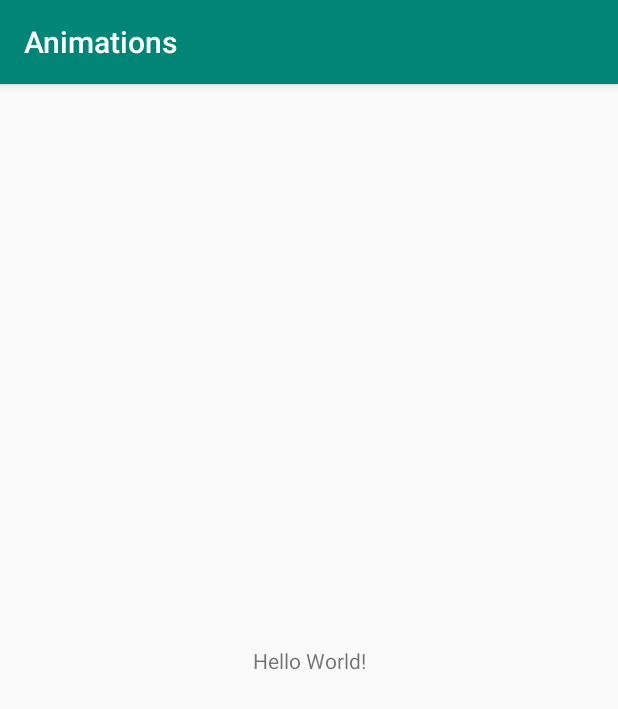
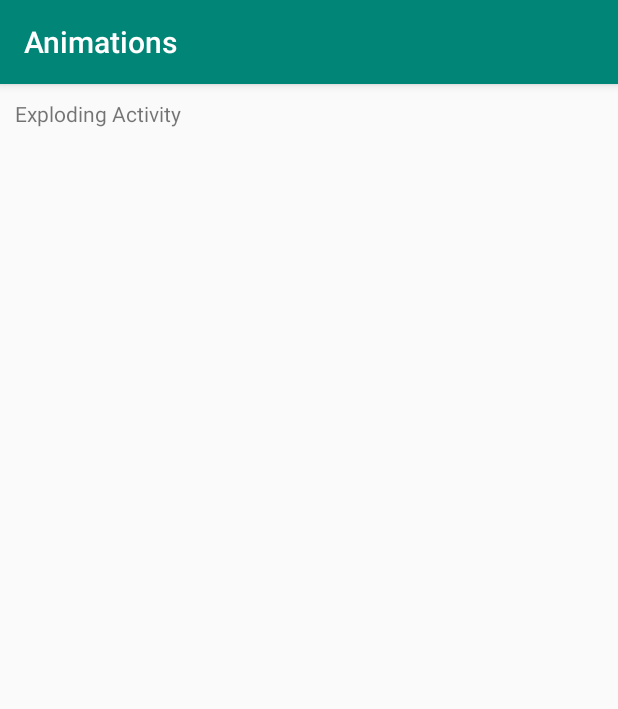
Before and after one commit to stevetripp/animations, an Android app: the screen it shows after launch (MainActivity), on a phone screen of 412 x 824 dp. Shown: the top 709 px of the screen. Run offline under Robolectric (Android 15) with nearby library versions, the phone set to English and light mode, and no system bars; our stand-ins replace Dagger/Hilt's generated code, Timber, data binding; libraries missing offline, so code that uses them is left out: com.jakewharton.threetenabp; 1 statement that could not run was skipped.

Commit message:
Add dagger and data binding.

```diff
--- a/app/src/main/AndroidManifest.xml
+++ b/app/src/main/AndroidManifest.xml
@@ -1,16 +1,19 @@
 <?xml version="1.0" encoding="utf-8"?>
 <manifest
     xmlns:android="http://schemas.android.com/apk/res/android"
-    package="com.trippntechnology.animations"
+    xmlns:tools="http://schemas.android.com/tools"
+    package="org.smt.animations"
     >
 
     <application
+        android:name="org.smt.animations.App"
         android:allowBackup="true"
         android:icon="@mipmap/ic_launcher"
         android:label="@string/app_name"
         android:roundIcon="@mipmap/ic_launcher_round"
         android:supportsRtl="true"
         android:theme="@style/AppTheme"
+        tools:ignore="GoogleAppIndexingWarning"
         >
         <activity android:name=".MainActivity">
             <intent-filter>
--- a/app/src/main/java/com/trippntechnology/animations/MainActivity.kt
+++ /dev/null
@@ -1,12 +0,0 @@
-package com.trippntechnology.animations
-
-import android.support.v7.app.AppCompatActivity
-import android.os.Bundle
-
-class MainActivity : AppCompatActivity() {
-
-    override fun onCreate(savedInstanceState: Bundle?) {
-        super.onCreate(savedInstanceState)
-        setContentView(R.layout.activity_main)
-    }
-}
--- /dev/null
+++ b/app/src/main/java/org/smt/animations/App.kt
@@ -0,0 +1,28 @@
+package org.smt.animations
+
+import android.support.multidex.MultiDexApplication
+import com.jakewharton.threetenabp.AndroidThreeTen
+import org.smt.animations.inject.Injector
+import timber.log.Timber
+
+class App : MultiDexApplication() {
+
+    init {
+        Injector.init(this)
+    }
+
+    override fun onCreate() {
+        super.onCreate()
+        AndroidThreeTen.init(this)
+        // Initialize dependency injection
+        Injector.get().inject(this)
+
+        setupLogging()
+    }
+
+    private fun setupLogging() {
+        if (BuildConfig.DEBUG) {
+            Timber.plant(Timber.DebugTree())
+        }
+    }
+}
--- /dev/null
+++ b/app/src/main/java/org/smt/animations/MainActivity.kt
@@ -0,0 +1,40 @@
+package org.smt.animations
+
+import android.arch.lifecycle.Observer
+import android.arch.lifecycle.ViewModelProvider
+import android.arch.lifecycle.ViewModelProviders
+import android.databinding.DataBindingUtil
+import android.os.Bundle
+import android.support.v7.app.AppCompatActivity
+import android.widget.Toast
+import org.smt.animations.databinding.ActivityMainBinding
+import org.smt.animations.inject.Injector
+import javax.inject.Inject
+
+class MainActivity : AppCompatActivity() {
+
+    @Inject
+    lateinit var viewModelFactory: ViewModelProvider.Factory
+
+    private val viewModel by lazy { ViewModelProviders.of(this, viewModelFactory).get(MainViewModel::class.java) }
+
+    private lateinit var binding: ActivityMainBinding
+
+    init {
+        Injector.get().inject(this)
+    }
+
+    override fun onCreate(savedInstanceState: Bundle?) {
+        super.onCreate(savedInstanceState)
+        binding = DataBindingUtil.setContentView(this, R.layout.activity_main)
+        binding.viewModel = viewModel
+
+        setupObservers()
+    }
+
+    private fun setupObservers() = viewModel.apply {
+        clicked.observe(this@MainActivity, Observer<Void> {
+            Toast.makeText(baseContext, "Clicked", Toast.LENGTH_LONG).show()
+        })
+    }
+}
--- /dev/null
+++ b/app/src/main/java/org/smt/animations/MainViewModel.kt
@@ -0,0 +1,16 @@
+package org.smt.animations
+
+import android.arch.lifecycle.MutableLiveData
+import android.arch.lifecycle.ViewModel
+import javax.inject.Inject
+
+class MainViewModel
+@Inject
+constructor() : ViewModel() {
+
+    val clicked = MutableLiveData<Void>()
+
+    fun onClick(){
+        clicked.value = null
+    }
+}
--- /dev/null
+++ b/app/src/main/java/org/smt/animations/inject/AppComponent.kt
@@ -0,0 +1,20 @@
+package org.smt.animations.inject
+
+import android.app.Application
+import org.smt.animations.App
+import org.smt.animations.MainActivity
+import org.smt.animations.ux.ViewModelModule
+import dagger.Component
+import javax.inject.Singleton
+
+@Singleton
+@Component(modules = [AppModule::class, ViewModelModule::class])
+interface AppComponent {
+    fun inject(application: App)
+
+    // UI
+    fun inject(target: MainActivity)
+
+    // Exported for child-components.
+    fun application(): Application
+}
--- /dev/null
+++ b/app/src/main/java/org/smt/animations/inject/AppModule.kt
@@ -0,0 +1,15 @@
+package org.smt.animations.inject
+
+import android.app.Application
+import dagger.Module
+import dagger.Provides
+import javax.inject.Singleton
+
+@Module
+class AppModule(private val application: Application) {
+    @Provides
+    @Singleton
+    internal fun provideApplication(): Application {
+        return application
+    }
+}
--- /dev/null
+++ b/app/src/main/java/org/smt/animations/inject/Injector.kt
@@ -0,0 +1,19 @@
+package org.smt.animations.inject
+
+import android.app.Application
+
+object Injector {
+    // AppComponent may need to be init() from either App, Service or Receiver and must be the same instance (leave as AppComponent?)
+    private var appComponent: AppComponent? = null
+
+    fun init(app: Application) {
+        if (appComponent == null) {
+            appComponent = DaggerAppComponent.builder().appModule(AppModule(app)).build()
+        }
+    }
+
+    fun get(): AppComponent {
+        appComponent?.let { return it }
+        throw IllegalStateException("appComponent is null. Call init() prior to calling get()")
+    }
+}
--- /dev/null
+++ b/app/src/main/java/org/smt/animations/inject/ViewModelFactory.kt
@@ -0,0 +1,27 @@
+package org.smt.animations.inject
+
+import android.arch.lifecycle.ViewModel
+import android.arch.lifecycle.ViewModelProvider
+import javax.inject.Inject
+import javax.inject.Provider
+import javax.inject.Singleton
+
+@Singleton
+class ViewModelFactory
+@Inject constructor(private val providers: Map<Class<out ViewModel>, @JvmSuppressWildcards Provider<ViewModel>>) : ViewModelProvider.Factory {
+
+    override fun <T : ViewModel> create(modelClass: Class<T>): T {
+        var provider = providers[modelClass]
+        if (provider == null) {
+            provider = providers.filter { (key, _) -> modelClass.isAssignableFrom(key) }
+                .map { it.value }
+                .firstOrNull()
+        }
+        try {
+            @Suppress("UNCHECKED_CAST")
+            return provider?.get() as? T ?: error("Unknown model class $modelClass:  Make $modelClass has a Provider in your Dagger ViewModel module")
+        } catch (e: Exception) {
+            throw RuntimeException(e)
+        }
+    }
+}
--- a/app/src/main/res/layout/activity_main.xml
+++ b/app/src/main/res/layout/activity_main.xml
@@ -1,21 +1,36 @@
 <?xml version="1.0" encoding="utf-8"?>
-<android.support.constraint.ConstraintLayout
+<layout
     xmlns:android="http://schemas.android.com/apk/res/android"
     xmlns:app="http://schemas.android.com/apk/res-auto"
     xmlns:tools="http://schemas.android.com/tools"
+    >
+
+    <data>
+
+        <variable
+            name="viewModel"
+            type="org.smt.animations.MainViewModel"
+            />
+    </data>
+
+    <LinearLayout
         android:layout_width="match_parent"
         android:layout_height="match_parent"
-    tools:context=".MainActivity"
+        android:layout_margin="10dp"
+        tools:context="org.smt.animations.MainActivity"
         >
 
         <TextView
+            android:id="@+id/explodingActivityTextView"
             android:layout_width="wrap_content"
             android:layout_height="wrap_content"
-        android:text="Hello World!"
+            android:onClick="@{()->viewModel.onClick()}"
+            android:text="Exploding Activity"
             app:layout_constraintBottom_toBottomOf="parent"
             app:layout_constraintLeft_toLeftOf="parent"
             app:layout_constraintRight_toRightOf="parent"
             app:layout_constraintTop_toTopOf="parent"
             />
 
-</android.support.constraint.ConstraintLayout>
+    </LinearLayout>
+</layout>
--- a/build.gradle
+++ b/build.gradle
@@ -2,6 +2,11 @@
 
 buildscript {
     ext.kotlin_version = '1.2.70'
+    ext.dagger_version = '2.17'
+    ext.archLifecycleVersion = '1.1.1'
+    ext.timberVersion = '4.7.1'
+    ext.multiDexVersion = '1.0.3'
+    ext.threeTenABpVersion = '1.1.0'
     repositories {
         google()
         jcenter()
```
Also changed, not shown: app/build.gradle (+25 -3 lines), app/src/main/java/org/smt/animations/inject/ViewModelKey.kt (added, +11 -0 lines), app/src/main/java/org/smt/animations/ux/ViewModelModule.kt (added, +23 -0 lines), 2 other files. Lines whose indentation alone changed are shown as unchanged.
